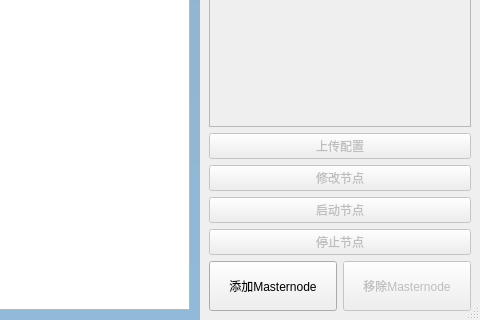
Before: the Qt Designer form uimnmain.ui in raybbb/masternodeassit, drawn with Qt 5; both pictures show x 500 to 980 and y 200 to 520 of the 980 by 520 pixel window.
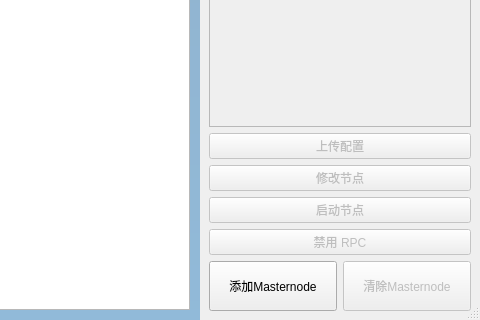
After: the same form once the commit is applied. Icons and pictures are not drawn.

The edit to the form file:
```diff
--- a/uimnmain.ui
+++ b/uimnmain.ui
@@ -503,7 +503,7 @@
             <bool>false</bool>
            </property>
            <property name="text">
-            <string>停止节点</string>
+            <string>禁用 RPC</string>
            </property>
           </widget>
          </item>
@@ -558,7 +558,7 @@
               </size>
              </property>
              <property name="text">
-              <string>移除Masternode</string>
+              <string>清除Masternode</string>
              </property>
             </widget>
            </item>
```
Left out of the diff: 2 changed lines with no effect on the pictures.
